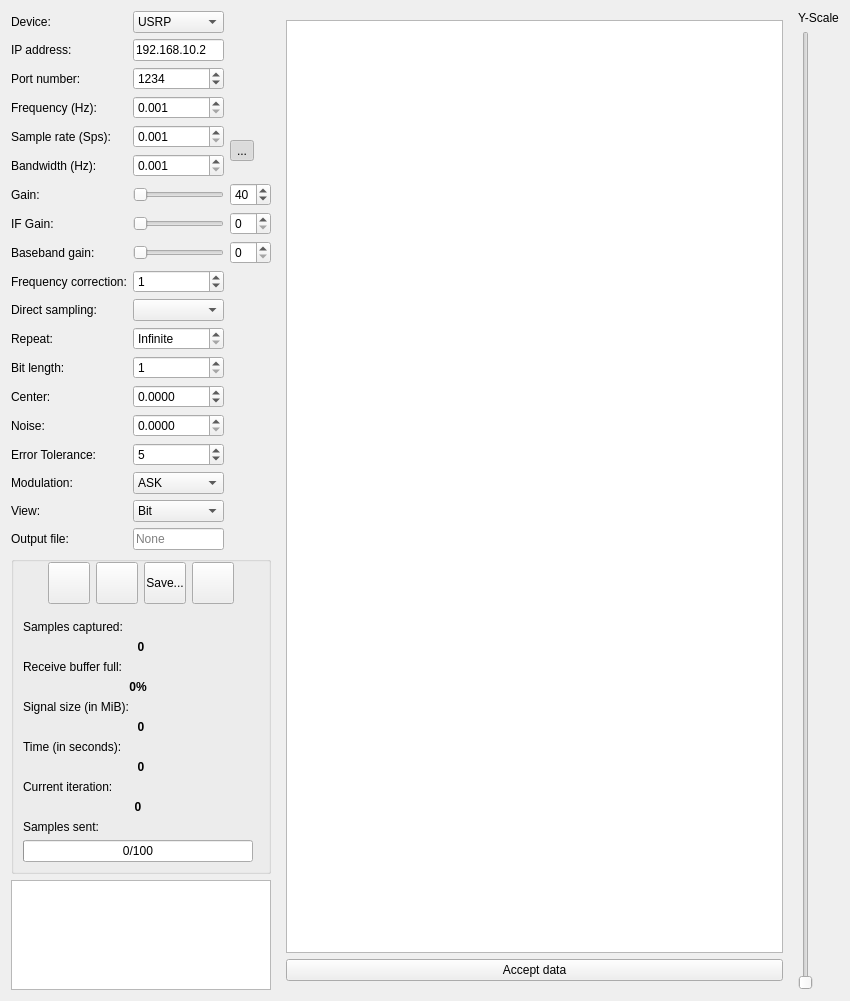
jopohl/urh, file ui/send_recv.ui: the form before one commit.
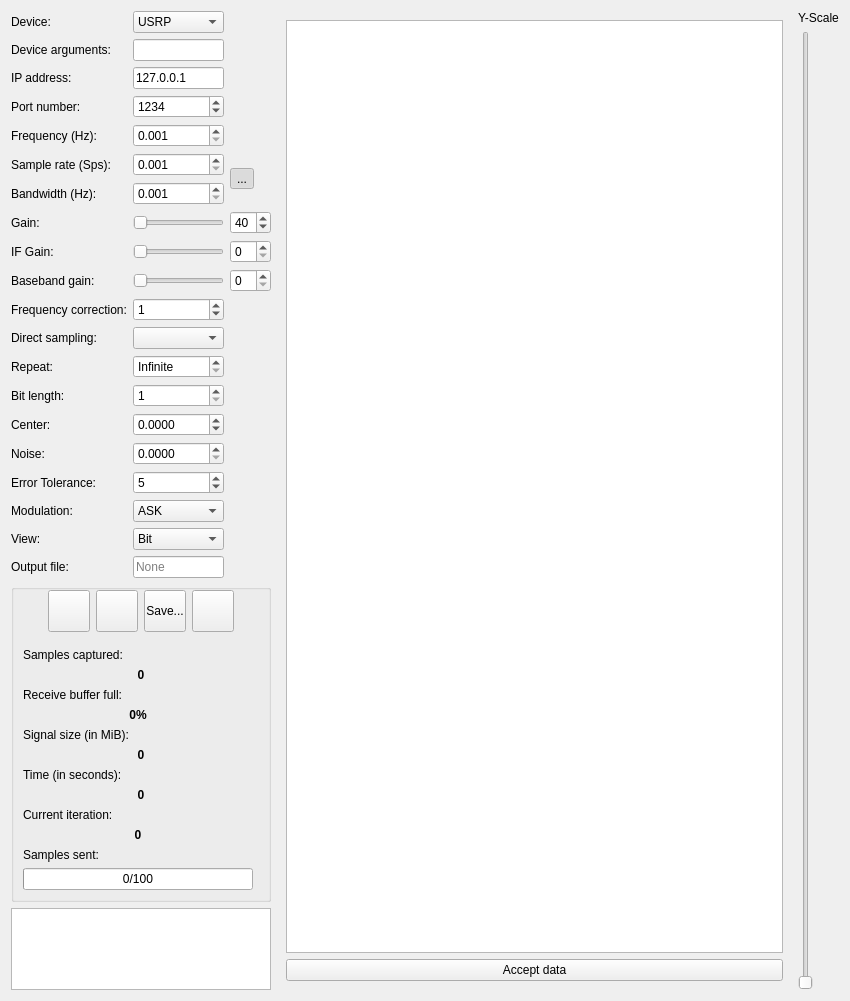
The form after the commit. Icons and pictures are not drawn. Custom widgets are drawn as their Qt base class.

Commit message: remove usrp ip and replace with device args

```diff
--- a/ui/send_recv.ui
+++ b/ui/send_recv.ui
@@ -26,7 +26,20 @@
       <layout class="QVBoxLayout" name="verticalLayout">
        <item>
         <layout class="QGridLayout" name="gridLayout">
-         <item row="16" column="2">
+         <item row="20" column="2">
+          <widget class="QLineEdit" name="lineEdit_sniff_OutputFile">
+           <property name="readOnly">
+            <bool>false</bool>
+           </property>
+           <property name="placeholderText">
+            <string>None</string>
+           </property>
+           <property name="clearButtonEnabled">
+            <bool>true</bool>
+           </property>
+          </widget>
+         </item>
+         <item row="17" column="2">
           <widget class="QComboBox" name="combox_sniff_Modulation">
            <item>
             <property name="text">
@@ -45,7 +58,7 @@
            </item>
           </widget>
          </item>
-         <item row="9" column="0">
+         <item row="10" column="0">
           <widget class="QLabel" name="labelFreqCorrection">
            <property name="toolTip">
             <string>&lt;html&gt;&lt;head/&gt;&lt;body&gt;&lt;p&gt;Set the frequency correction in &lt;span style=&quot; font-weight:600;&quot;&gt;ppm&lt;/span&gt;. If you do not know what to enter here, just leave it to one.&lt;/p&gt;&lt;/body&gt;&lt;/html&gt;</string>
@@ -55,20 +68,7 @@
            </property>
           </widget>
          </item>
-         <item row="19" column="2">
-          <widget class="QLineEdit" name="lineEdit_sniff_OutputFile">
-           <property name="readOnly">
-            <bool>false</bool>
-           </property>
-           <property name="placeholderText">
-            <string>None</string>
-           </property>
-           <property name="clearButtonEnabled">
-            <bool>true</bool>
-           </property>
-          </widget>
-         </item>
-         <item row="9" column="2">
+         <item row="10" column="2">
           <widget class="QSpinBox" name="spinBoxFreqCorrection">
            <property name="toolTip">
             <string>&lt;html&gt;&lt;head/&gt;&lt;body&gt;&lt;p&gt;Set the frequency correction in &lt;span style=&quot; font-weight:600;&quot;&gt;ppm&lt;/span&gt;. If you do not know what to enter here, just leave it to one.&lt;/p&gt;&lt;/body&gt;&lt;/html&gt;</string>
@@ -84,7 +84,7 @@
            </property>
           </widget>
          </item>
-         <item row="18" column="2">
+         <item row="19" column="2">
           <widget class="QComboBox" name="comboBox_sniff_viewtype">
            <item>
             <property name="text">
@@ -110,28 +110,28 @@
            </property>
           </widget>
          </item>
-         <item row="4" column="0">
+         <item row="5" column="0">
           <widget class="QLabel" name="labelSampleRate">
            <property name="text">
             <string>Sample rate (Sps):</string>
            </property>
           </widget>
          </item>
-         <item row="1" column="0">
+         <item row="2" column="0">
           <widget class="QLabel" name="labelIP">
            <property name="text">
             <string>IP address:</string>
            </property>
           </widget>
          </item>
-         <item row="2" column="0">
+         <item row="3" column="0">
           <widget class="QLabel" name="labelPort">
            <property name="text">
             <string>Port number:</string>
            </property>
           </widget>
          </item>
-         <item row="2" column="2">
+         <item row="3" column="2">
           <widget class="QSpinBox" name="spinBoxPort">
            <property name="minimum">
             <number>1</number>
@@ -144,7 +144,7 @@
            </property>
           </widget>
          </item>
-         <item row="11" column="2">
+         <item row="12" column="2">
           <widget class="QSpinBox" name="spinBoxNRepeat">
            <property name="specialValueText">
             <string>Infinite</string>
@@ -154,35 +154,22 @@
            </property>
           </widget>
          </item>
-         <item row="3" column="0">
+         <item row="4" column="0">
           <widget class="QLabel" name="labelFreq">
            <property name="text">
             <string>Frequency (Hz):</string>
            </property>
           </widget>
          </item>
-         <item row="11" column="0">
+         <item row="12" column="0">
           <widget class="QLabel" name="labelNRepeat">
            <property name="text">
             <string>Repeat:</string>
            </property>
           </widget>
          </item>
-         <item row="3" column="2">
-          <widget class="KillerDoubleSpinBox" name="spinBoxFreq">
-           <property name="decimals">
-            <number>3</number>
-           </property>
-           <property name="minimum">
-            <double>0.001000000000000</double>
-           </property>
-           <property name="maximum">
-            <double>1000000000000.000000000000000</double>
-           </property>
-          </widget>
-         </item>
          <item row="4" column="2">
-          <widget class="KillerDoubleSpinBox" name="spinBoxSampleRate">
+          <widget class="KillerDoubleSpinBox" name="spinBoxFreq">
            <property name="decimals">
             <number>3</number>
            </property>
@@ -195,6 +182,19 @@
           </widget>
          </item>
          <item row="5" column="2">
+          <widget class="KillerDoubleSpinBox" name="spinBoxSampleRate">
+           <property name="decimals">
+            <number>3</number>
+           </property>
+           <property name="minimum">
+            <double>0.001000000000000</double>
+           </property>
+           <property name="maximum">
+            <double>1000000000000.000000000000000</double>
+           </property>
+          </widget>
+         </item>
+         <item row="6" column="2">
           <widget class="KillerDoubleSpinBox" name="spinBoxBandwidth">
            <property name="decimals">
             <number>3</number>
@@ -207,7 +207,7 @@
            </property>
           </widget>
          </item>
-         <item row="4" column="3" rowspan="2">
+         <item row="5" column="3" rowspan="2">
           <widget class="QToolButton" name="btnLockBWSR">
            <property name="text">
             <string>...</string>
@@ -224,7 +224,7 @@
            </property>
           </widget>
          </item>
-         <item row="13" column="2">
+         <item row="14" column="2">
           <widget class="QDoubleSpinBox" name="spinbox_sniff_Center">
            <property name="decimals">
             <number>4</number>
@@ -251,7 +251,7 @@
            </item>
           </widget>
          </item>
-         <item row="6" column="0">
+         <item row="7" column="0">
           <widget class="QLabel" name="labelGain">
            <property name="toolTip">
             <string>&lt;html&gt;&lt;head/&gt;&lt;body&gt;&lt;p&gt;The gain (more exactly RF gain) is the gain applied to the RF signal. This amplifies the high frequent signal arriving at the antenna of your Software Defined Radio.&lt;/p&gt;&lt;/body&gt;&lt;/html&gt;</string>
@@ -261,14 +261,14 @@
            </property>
           </widget>
          </item>
-         <item row="5" column="0">
+         <item row="6" column="0">
           <widget class="QLabel" name="labelBandwidth">
            <property name="text">
             <string>Bandwidth (Hz):</string>
            </property>
           </widget>
          </item>
-         <item row="14" column="2">
+         <item row="15" column="2">
           <widget class="QDoubleSpinBox" name="spinbox_sniff_Noise">
            <property name="decimals">
             <number>4</number>
@@ -278,14 +278,14 @@
            </property>
           </widget>
          </item>
-         <item row="1" column="2">
+         <item row="2" column="2">
           <widget class="QLineEdit" name="lineEditIP">
            <property name="text">
-            <string>192.168.10.2</string>
+            <string>127.0.0.1</string>
            </property>
           </widget>
          </item>
-         <item row="6" column="3">
+         <item row="7" column="3">
           <widget class="QSpinBox" name="spinBoxGain">
            <property name="toolTip">
             <string>&lt;html&gt;&lt;head/&gt;&lt;body&gt;&lt;p&gt;The gain (more exactly RF gain) is the gain applied to the RF signal. This amplifies the high frequent signal arriving at the antenna of your Software Defined Radio.&lt;/p&gt;&lt;/body&gt;&lt;/html&gt;</string>
@@ -301,7 +301,7 @@
            </property>
           </widget>
          </item>
-         <item row="6" column="2">
+         <item row="7" column="2">
           <widget class="QSlider" name="sliderGain">
            <property name="toolTip">
             <string>&lt;html&gt;&lt;head/&gt;&lt;body&gt;&lt;p&gt;The gain (more exactly RF gain) is the gain applied to the RF signal. This amplifies the high frequent signal arriving at the antenna of your Software Defined Radio.&lt;/p&gt;&lt;/body&gt;&lt;/html&gt;</string>
@@ -317,35 +317,35 @@
            </property>
           </widget>
          </item>
-         <item row="14" column="0">
+         <item row="15" column="0">
           <widget class="QLabel" name="label_sniff_Noise">
            <property name="text">
             <string>Noise:</string>
            </property>
           </widget>
          </item>
-         <item row="13" column="0">
+         <item row="14" column="0">
           <widget class="QLabel" name="label_sniff_Center">
            <property name="text">
             <string>Center:</string>
            </property>
           </widget>
          </item>
-         <item row="19" column="0">
+         <item row="20" column="0">
           <widget class="QLabel" name="label_sniff_OutputFile">
            <property name="text">
             <string>Output file:</string>
            </property>
           </widget>
          </item>
-         <item row="12" column="0">
+         <item row="13" column="0">
           <widget class="QLabel" name="label_sniff_BitLength">
            <property name="text">
             <string>Bit length:</string>
            </property>
           </widget>
          </item>
-         <item row="12" column="2">
+         <item row="13" column="2">
           <widget class="QSpinBox" name="spinbox_sniff_BitLen">
            <property name="minimum">
             <number>1</number>
@@ -355,14 +355,21 @@
            </property>
           </widget>
          </item>
-         <item row="15" column="0">
+         <item row="8" column="3">
+          <widget class="QSpinBox" name="spinBoxIFGain">
+           <property name="toolTip">
+            <string>&lt;html&gt;&lt;head/&gt;&lt;body&gt;&lt;p&gt;The IF Gain is applied to the Intermediate Frequency signal in your Software Defined Radio. An IF signal has a lower frequency than the high frequent RF signal, so signal processing can be applied more efficiently.&lt;/p&gt;&lt;/body&gt;&lt;/html&gt;</string>
+           </property>
+          </widget>
+         </item>
+         <item row="16" column="0">
           <widget class="QLabel" name="label_sniff_Tolerance">
            <property name="text">
             <string>Error Tolerance:</string>
            </property>
           </widget>
          </item>
-         <item row="15" column="2">
+         <item row="16" column="2">
           <widget class="QSpinBox" name="spinbox_sniff_ErrorTolerance">
            <property name="maximum">
             <number>999999</number>
@@ -372,24 +379,7 @@
            </property>
           </widget>
          </item>
-         <item row="7" column="3">
-          <widget class="QSpinBox" name="spinBoxIFGain">
-           <property name="toolTip">
-            <string>&lt;html&gt;&lt;head/&gt;&lt;body&gt;&lt;p&gt;The IF Gain is applied to the Intermediate Frequency signal in your Software Defined Radio. An IF signal has a lower frequency than the high frequent RF signal, so signal processing can be applied more efficiently.&lt;/p&gt;&lt;/body&gt;&lt;/html&gt;</string>
-           </property>
-          </widget>
-         </item>
-         <item row="7" column="0">
-          <widget class="QLabel" name="labelIFGain">
-           <property name="toolTip">
-            <string>&lt;html&gt;&lt;head/&gt;&lt;body&gt;&lt;p&gt;The IF Gain is applied to the Intermediate Frequency signal in your Software Defined Radio. An IF signal has a lower frequency than the high frequent RF signal, so signal processing can be applied more efficiently.&lt;/p&gt;&lt;/body&gt;&lt;/html&gt;</string>
-           </property>
-           <property name="text">
-            <string>IF Gain:</string>
-           </property>
-          </widget>
-         </item>
-         <item row="8" column="3">
+         <item row="9" column="3">
           <widget class="QSpinBox" name="spinBoxBasebandGain">
            <property name="toolTip">
             <string>&lt;html&gt;&lt;head/&gt;&lt;body&gt;&lt;p&gt;The baseband gain is applied to the baseband signal in your software defined radio. The baseband signal is at low frequency and gathered from the RF signal by &lt;span style=&quot; font-weight:600;&quot;&gt;complex downsampling&lt;/span&gt;.&lt;/p&gt;&lt;/body&gt;&lt;/html&gt;</string>
@@ -397,6 +387,16 @@
           </widget>
          </item>
          <item row="8" column="0">
+          <widget class="QLabel" name="labelIFGain">
+           <property name="toolTip">
+            <string>&lt;html&gt;&lt;head/&gt;&lt;body&gt;&lt;p&gt;The IF Gain is applied to the Intermediate Frequency signal in your Software Defined Radio. An IF signal has a lower frequency than the high frequent RF signal, so signal processing can be applied more efficiently.&lt;/p&gt;&lt;/body&gt;&lt;/html&gt;</string>
+           </property>
+           <property name="text">
+            <string>IF Gain:</string>
+           </property>
+          </widget>
+         </item>
+         <item row="9" column="0">
           <widget class="QLabel" name="labelBasebandGain">
            <property name="toolTip">
             <string>&lt;html&gt;&lt;head/&gt;&lt;body&gt;&lt;p&gt;The baseband gain is applied to the baseband signal in your software defined radio. The baseband signal is at low frequency and gathered from the RF signal by &lt;span style=&quot; font-weight:600;&quot;&gt;complex downsampling&lt;/span&gt;.&lt;/p&gt;&lt;/body&gt;&lt;/html&gt;</string>
@@ -406,17 +406,17 @@
            </property>
           </widget>
          </item>
-         <item row="7" column="2">
-          <widget class="QSlider" name="sliderIFGain">
-           <property name="toolTip">
-            <string>&lt;html&gt;&lt;head/&gt;&lt;body&gt;&lt;p&gt;The IF Gain is applied to the Intermediate Frequency signal in your Software Defined Radio. An IF signal has a lower frequency than the high frequent RF signal, so signal processing can be applied more efficiently.&lt;/p&gt;&lt;/body&gt;&lt;/html&gt;</string>
-           </property>
-           <property name="orientation">
-            <enum>Qt::Horizontal</enum>
-           </property>
-          </widget>
-         </item>
          <item row="8" column="2">
+          <widget class="QSlider" name="sliderIFGain">
+           <property name="toolTip">
+            <string>&lt;html&gt;&lt;head/&gt;&lt;body&gt;&lt;p&gt;The IF Gain is applied to the Intermediate Frequency signal in your Software Defined Radio. An IF signal has a lower frequency than the high frequent RF signal, so signal processing can be applied more efficiently.&lt;/p&gt;&lt;/body&gt;&lt;/html&gt;</string>
+           </property>
+           <property name="orientation">
+            <enum>Qt::Horizontal</enum>
+           </property>
+          </widget>
+         </item>
+         <item row="9" column="2">
           <widget class="QSlider" name="sliderBasebandGain">
            <property name="toolTip">
             <string>&lt;html&gt;&lt;head/&gt;&lt;body&gt;&lt;p&gt;The baseband gain is applied to the baseband signal in your software defined radio. The baseband signal is at low frequency and gathered from the RF signal by &lt;span style=&quot; font-weight:600;&quot;&gt;complex downsampling&lt;/span&gt;.&lt;/p&gt;&lt;/body&gt;&lt;/html&gt;</string>
@@ -441,21 +441,28 @@
            </property>
           </widget>
          </item>
-         <item row="16" column="0">
+         <item row="17" column="0">
           <widget class="QLabel" name="label_sniff_Modulation">
            <property name="text">
             <string>Modulation:</string>
            </property>
           </widget>
          </item>
-         <item row="18" column="0">
+         <item row="11" column="2">
+          <widget class="QComboBox" name="comboBoxDirectSampling">
+           <property name="toolTip">
+            <string>&lt;html&gt;&lt;head/&gt;&lt;body&gt;&lt;p&gt;Set the direct sampling mode. If you do not know what to choose here, just set it to disabled. The&lt;span style=&quot; font-weight:600;&quot;&gt; native backend&lt;/span&gt; is recommended, when using this setting.&lt;/p&gt;&lt;/body&gt;&lt;/html&gt;</string>
+           </property>
+          </widget>
+         </item>
+         <item row="19" column="0">
           <widget class="QLabel" name="label_sniff_viewtype">
            <property name="text">
             <string>View:</string>
            </property>
           </widget>
          </item>
-         <item row="10" column="0">
+         <item row="11" column="0">
           <widget class="QLabel" name="labelDirectSampling">
            <property name="toolTip">
             <string>&lt;html&gt;&lt;head/&gt;&lt;body&gt;&lt;p&gt;Set the direct sampling mode. If you do not know what to choose here, just set it to disabled. The&lt;span style=&quot; font-weight:600;&quot;&gt; native backend&lt;/span&gt; is recommended, when using this setting.&lt;/p&gt;&lt;/body&gt;&lt;/html&gt;</string>
@@ -465,10 +472,20 @@
            </property>
           </widget>
          </item>
-         <item row="10" column="2">
-          <widget class="QComboBox" name="comboBoxDirectSampling">
+         <item row="1" column="0">
+          <widget class="QLabel" name="labelDeviceArgs">
            <property name="toolTip">
-            <string>&lt;html&gt;&lt;head/&gt;&lt;body&gt;&lt;p&gt;Set the direct sampling mode. If you do not know what to choose here, just set it to disabled. The&lt;span style=&quot; font-weight:600;&quot;&gt; native backend&lt;/span&gt; is recommended, when using this setting.&lt;/p&gt;&lt;/body&gt;&lt;/html&gt;</string>
+            <string>&lt;html&gt;&lt;head/&gt;&lt;body&gt;&lt;p&gt;If you only have one USRP connected you may leave this field empty, so your USRP gets detected automatically.&lt;/p&gt;&lt;p&gt;If you have multiple USRPs connected or need better control, enter a device identifier of your USRP here. You can find a list of supported identifiers &lt;a href=&quot;http://files.ettus.com/manual/page_identification.html&quot;&gt;&lt;span style=&quot; text-decoration: underline; color:#0000ff;&quot;&gt;here&lt;/span&gt;&lt;/a&gt;.&lt;/p&gt;&lt;p&gt;You may also enter other device arguments here. You can lookup these values &lt;a href=&quot;http://files.ettus.com/manual/page_configuration.html&quot;&gt;&lt;span style=&quot; text-decoration: underline; color:#0000ff;&quot;&gt;here&lt;/span&gt;&lt;/a&gt;.&lt;/p&gt;&lt;/body&gt;&lt;/html&gt;</string>
+           </property>
+           <property name="text">
+            <string>Device arguments:</string>
+           </property>
+          </widget>
+         </item>
+         <item row="1" column="2">
+          <widget class="QLineEdit" name="lineEditDeviceArgs">
+           <property name="toolTip">
+            <string>&lt;html&gt;&lt;head/&gt;&lt;body&gt;&lt;p&gt;If you only have one USRP connected you may leave this field empty, so your USRP gets detected automatically.&lt;/p&gt;&lt;p&gt;If you have multiple USRPs connected or need better control, enter a device identifier of your USRP here. You can find a list of supported identifiers &lt;a href=&quot;http://files.ettus.com/manual/page_identification.html&quot;&gt;&lt;span style=&quot; text-decoration: underline; color:#0000ff;&quot;&gt;here&lt;/span&gt;&lt;/a&gt;.&lt;/p&gt;&lt;p&gt;You may also enter other device arguments here. You can lookup these values &lt;a href=&quot;http://files.ettus.com/manual/page_configuration.html&quot;&gt;&lt;span style=&quot; text-decoration: underline; color:#0000ff;&quot;&gt;here&lt;/span&gt;&lt;/a&gt;.&lt;/p&gt;&lt;/body&gt;&lt;/html&gt;</string>
            </property>
           </widget>
          </item>
```
The commit also changes 6 other files.
